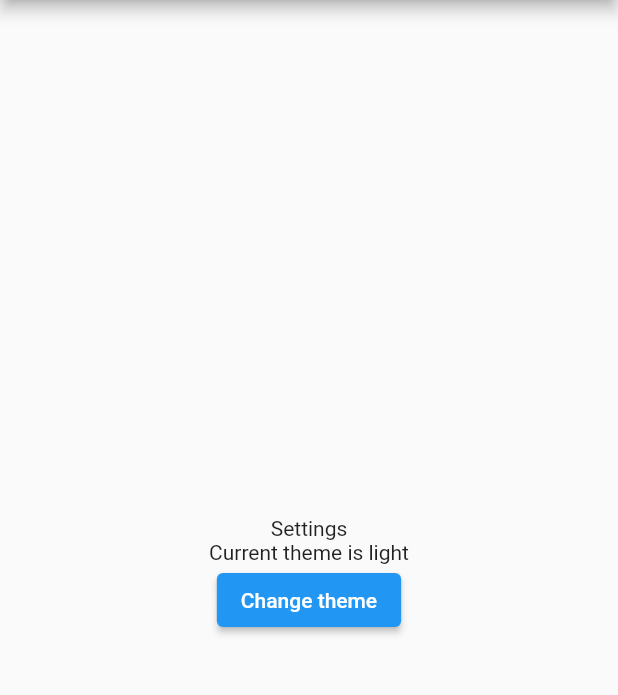
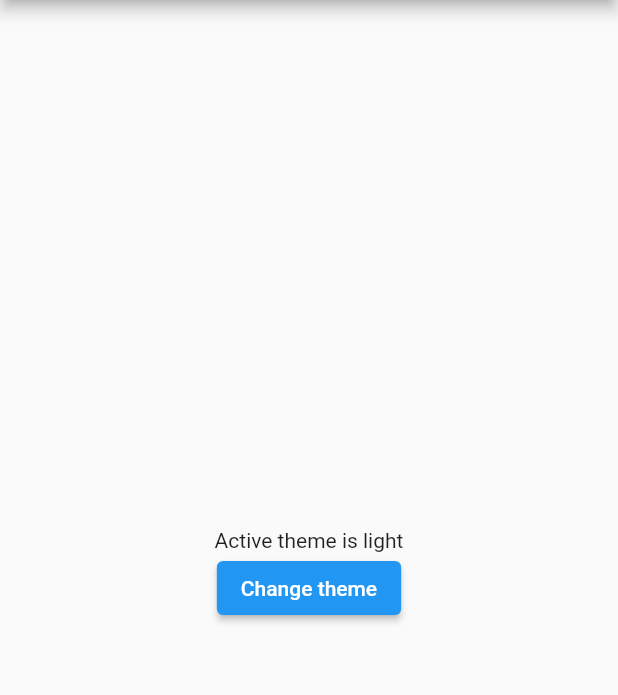
Before and after one commit to agustinventura/flutter_for_all, a Flutter app: the SettingsPage screen opened by its route, after a tap on "Change theme", on a phone screen of 412 x 824 dp, the part 84-779 px from its top. Run offline on Flutter 3.47's test engine with Material 2 defaults, Android fonts, the phone set to English and light mode, and no system bars; our stand-ins replace flutter_riverpod, freezed_annotation, go_router; generated files the repository leaves out were written again.

Commit message:
Translates texts

```diff
--- a/lib/hello_world_app.dart
+++ b/lib/hello_world_app.dart
@@ -1,8 +1,8 @@
 import 'package:flutter/material.dart';
 import 'package:flutter_for_all/ui/settings/settings_view_model.dart';
-import 'package:flutter_localizations/flutter_localizations.dart';
 import 'package:flutter_riverpod/flutter_riverpod.dart';
 import 'package:flutter_for_all/routes.dart';
+import 'package:flutter_gen/gen_l10n/app_localizations.dart';
 
 class HelloWorldApp extends ConsumerWidget {
   const HelloWorldApp({
@@ -14,18 +14,11 @@ class HelloWorldApp extends ConsumerWidget {
     final settings = ref.watch(settingsViewModelProvider);
 
     return MaterialApp.router(
-        title: 'Hello World App',
+        onGenerateTitle: (context) => AppLocalizations.of(context).appName,
         theme: settings.theme,
         routerConfig: router,
-        localizationsDelegates: const [
-          GlobalMaterialLocalizations.delegate,
-          GlobalWidgetsLocalizations.delegate,
-          GlobalCupertinoLocalizations.delegate,
-        ],
-        supportedLocales: const [
-          Locale('en'),
-          Locale('es')
-        ],
+        localizationsDelegates: AppLocalizations.localizationsDelegates,
+        supportedLocales: AppLocalizations.supportedLocales,
     );
   }
 }
--- /dev/null
+++ b/lib/l10n.yaml
@@ -0,0 +1,3 @@
+arb-dir: lib/l10n
+template-arb-file: app_en.arb
+output-localization-file: app_localizations.dart
--- a/lib/ui/menu/drawer.dart
+++ b/lib/ui/menu/drawer.dart
@@ -1,5 +1,6 @@
 import 'package:flutter/material.dart';
 import 'package:go_router/go_router.dart';
+import 'package:flutter_gen/gen_l10n/app_localizations.dart';
 
 class HelloWorldDrawer extends StatelessWidget {
   const HelloWorldDrawer({
@@ -10,12 +11,12 @@ class HelloWorldDrawer extends StatelessWidget {
   Widget build(BuildContext context) {
     return ListView(
       children: [
-        const DrawerHeader(child: Text('Hello World Drawer Header')),
+        DrawerHeader(child: Text(AppLocalizations.of(context).drawerTitle)),
         ListTile(
             leading: const Icon(
               Icons.home,
             ),
-            title: const Text('Hello World Page'),
+            title: Text(AppLocalizations.of(context).homePageTitle),
           onTap: () {
               context.goNamed('home');
           }
@@ -24,7 +25,7 @@ class HelloWorldDrawer extends StatelessWidget {
             leading: const Icon(
               Icons.settings,
             ),
-            title: const Text('Settings'),
+            title: Text(AppLocalizations.of(context).settingPageTitle),
           onTap: () {
               context.goNamed('settings');
           },
--- a/lib/ui/settings/settings_page.dart
+++ b/lib/ui/settings/settings_page.dart
@@ -3,6 +3,7 @@ import 'package:flutter_for_all/ui/menu/drawer.dart';
 import 'package:flutter_riverpod/flutter_riverpod.dart';
 
 import 'settings_view_model.dart';
+import 'package:flutter_gen/gen_l10n/app_localizations.dart';
 
 class SettingsPage extends StatelessWidget {
 
@@ -15,7 +16,7 @@ class SettingsPage extends StatelessWidget {
 
     return Scaffold(
       appBar: AppBar(
-        title: const Text('Settings Page'),
+        title: Text(AppLocalizations.of(context).settingPageTitle),
       ),
       drawer: const Drawer(
         child: HelloWorldDrawer(),
@@ -39,9 +40,8 @@ class SettingsContent extends ConsumerWidget {
         child: Column (
           mainAxisAlignment: MainAxisAlignment.center,
           children: [
-            const Text('Settings', textDirection: TextDirection.ltr),
-            Text('Current theme is ${settings.theme.brightness == Brightness.dark ? 'dark' : 'light'}'),
-            ElevatedButton(onPressed: () => ref.read(settingsViewModelProvider.notifier).toggleTheme(), child: const Text('Change theme'))
+            Text(AppLocalizations.of(context).settingsActiveTheme(settings.theme.brightness == Brightness.dark ? AppLocalizations.of(context).settingsDarkTheme: AppLocalizations.of(context).settingsLightTheme)),
+            ElevatedButton(onPressed: () => ref.read(settingsViewModelProvider.notifier).toggleTheme(), child: Text(AppLocalizations.of(context).settingsChangeThemeButton))
           ],
         )
     );
--- a/pubspec.yaml
+++ b/pubspec.yaml
@@ -96,3 +96,4 @@ flutter:
   #
   # For details regarding fonts from package dependencies,
   # see https://flutter.dev/custom-fonts/#from-packages
+  generate: true
```
Also changed, not shown: lib/l10n/app_en.arb (added, +19 -0 lines), lib/l10n/app_es.arb (added, +11 -0 lines), lib/ui/home_page.dart (+6 -7 lines).
